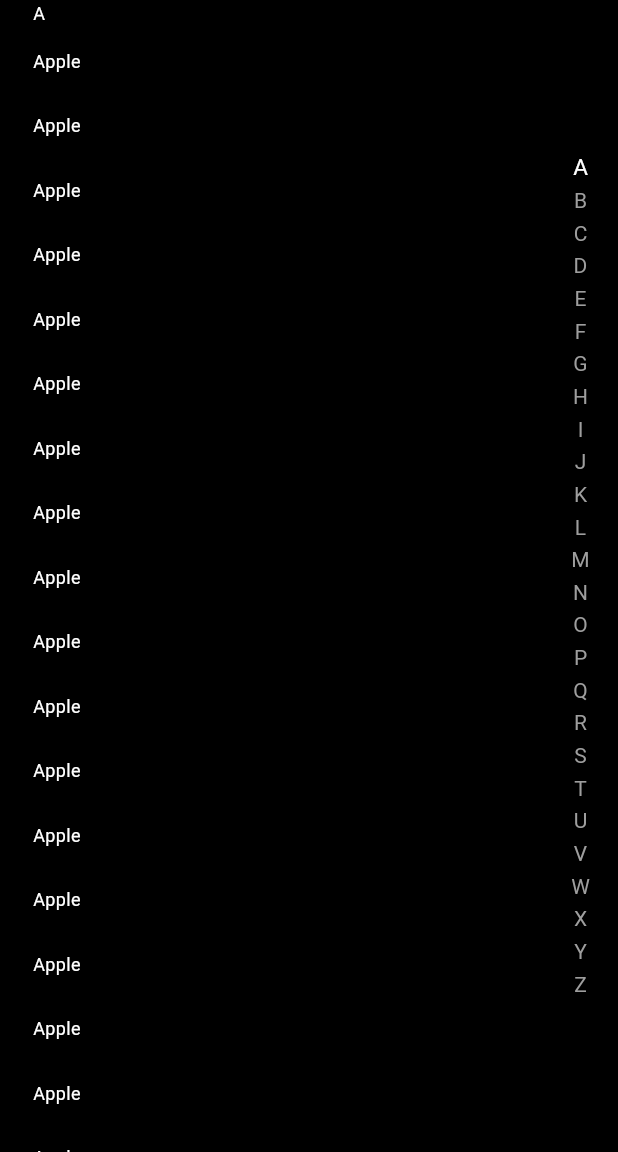
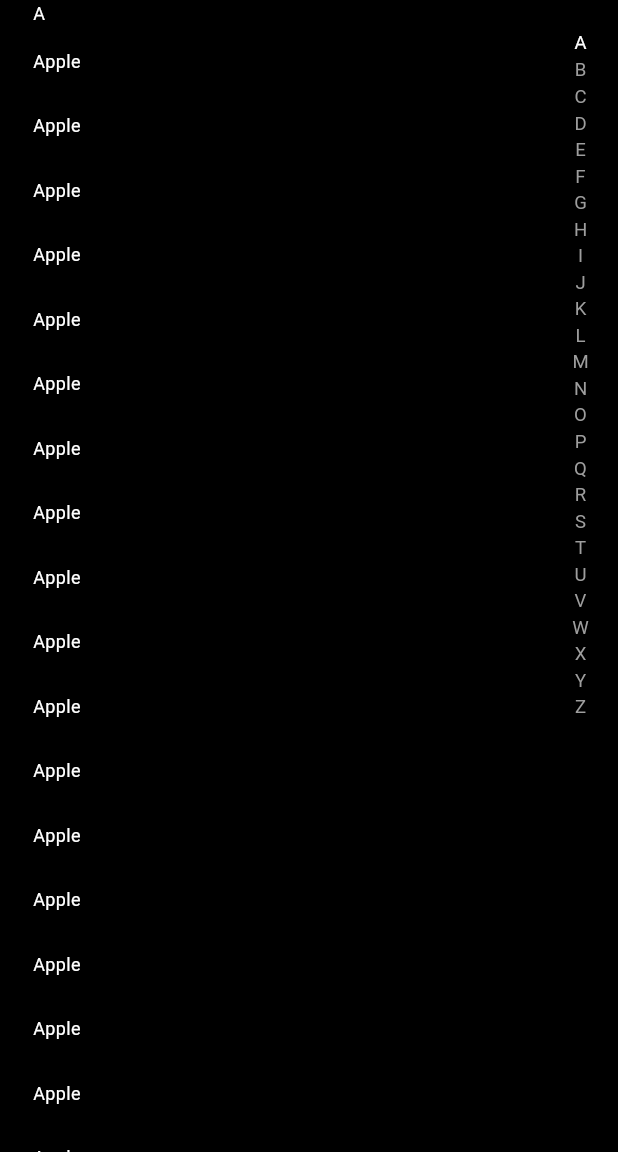
Before and after one commit to screldev6/alphabet_index, a Flutter app: the screen it shows after launch, on a phone screen of 412 x 824 dp, the part 84-1236 px from its top. Run offline on Flutter 3.47's test engine with Material 3 defaults, Android fonts, the phone set to English and light mode, and no system bars; our stand-ins replace flutter_sticky_header.

Commit message:
scrollbar alignment

```diff
--- a/lib/src/alphabet_list_view.dart
+++ b/lib/src/alphabet_list_view.dart
@@ -81,7 +81,7 @@ class _AlphabetListViewState extends State<AlphabetListView> {
     };
 
     return Row(
-      crossAxisAlignment: CrossAxisAlignment.stretch,
+      crossAxisAlignment: CrossAxisAlignment.start,
       textDirection: rowTextDirection,
       children: [
         Expanded(
--- a/lib/src/options/scrollbar_options.dart
+++ b/lib/src/options/scrollbar_options.dart
@@ -6,6 +6,7 @@ class ScrollbarOptions {
   /// Constructor of ScrollbarOptions
   const ScrollbarOptions({
     this.width = 40,
+    this.height,
     this.padding,
     this.mainAxisAlignment = MainAxisAlignment.spaceEvenly,
     this.backgroundColor,
@@ -22,6 +23,9 @@ class ScrollbarOptions {
 
   /// The width of the sidebar.
   final double width;
+
+   /// The height of the sidebar.
+  final double? height;
 
   /// Padding around the sidebar.
   final EdgeInsets? padding;
--- a/lib/src/scrollbar.dart
+++ b/lib/src/scrollbar.dart
@@ -73,9 +73,8 @@ class _AlphabetScrollbarState extends State<AlphabetScrollbar> {
 
   @override
   Widget build(BuildContext context) {
-    return Padding(
-      padding: const EdgeInsets.symmetric(vertical: 100.0),
-      child: Container(
+    return Container(
+      height: widget.alphabetScrollbarOptions.height,
       // decoration: widget.alphabetScrollbarOptions.decoration,
       padding: widget.alphabetScrollbarOptions.padding ?? EdgeInsets.zero,
       color: widget.alphabetScrollbarOptions.backgroundColor,
@@ -113,7 +112,6 @@ class _AlphabetScrollbarState extends State<AlphabetScrollbar> {
                   ),
                 )
                 .toList(),
-            ),
           ),
         ),
       ),
--- a/lib/ui/alphabet_index.dart
+++ b/lib/ui/alphabet_index.dart
@@ -9,10 +9,11 @@ class AlphabetIndex extends StatelessWidget {
   final Color? selectedColor;
   final Color? borderColor;
   final double? height;
+  final double? scrollBarHeight;
   final double? width;
   final ScrollPhysics? physics;
   final void Function(String)? onTap;
-  const AlphabetIndex({super.key, required this.items, this.physics, this.backgroundColor, this.sideBarBackgroundColor, this.onTap, this.labelColor, this.selectedColor, this.borderColor, this.height, this.width});
+  const AlphabetIndex({super.key, required this.items, this.physics, this.backgroundColor, this.scrollBarHeight, this.sideBarBackgroundColor, this.onTap, this.labelColor, this.selectedColor, this.borderColor, this.height, this.width});
   static List<String> alphabets = List.generate(26, (index) => String.fromCharCode(65 + index));
 
   // List<String> items = ['Banana', 'Banana', 'Banana', 'Banana', 'Banana', 'Banana', 'Banana', 'Banana', 'Banana', 'Banana', 'Banana', 'Banana', 'Banana', 'Banana', 'Banana', 'Banana', 'Banana', 'Banana', 'Banana', 'Banana', 'Banana', 'Banana', 'Banana', 'Banana', 'Banana', 'Banana', 'Banana', 'Banana', 'Banana', 'Banana', 'Banana', 'Banana', 'Banana', 'Banana', 'Banana', 'Banana', 'Banana', 'Banana', 'Banana', 'Banana', 'Banana', 'Banana', 'Banana', 'Banana', 'Banana', 'Banana', 'Banana', 'Banana', 'Banana', 'Banana', 'Banana', 'Banana', 'Banana', 'Banana', 'Banana', 'Banana', 'Banana', 'Apple', 'Apple', 'Apple', 'Apple', 'Apple', 'Apple', 'Apple', 'Apple', 'Apple', 'Apple', 'Apple', 'Apple', 'Apple', 'Apple', 'Apple', 'Apple', 'Apple', 'Apple', 'Apple', 'Apple', 'Apple', 'Apple', 'Apple', 'Apple', 'Apple', 'Apple', 'Apple', 'Apple', 'Apple', 'Apple', 'Apple', 'Apple', 'Apple', 'Apple', 'Apple', 'Apple', 'Apple', 'Apple', 'Apple', 'Apple', 'Apple', 'Apple', 'Apple', 'Apple', 'Apple', 'Apple', 'Apple', 'Apple', 'Dragonfruit', 'Apple', 'Avocado', 'Apple', 'Avocado', 'Apple', 'Avocado', 'Apple', 'Avocado', 'Apple', 'Blueberry', 'Cherry', 'Cherry', 'Cucumber', 'Avocado', 'Date', 'Cucumber', 'Eggplant', 'Elderberry', 'Kiwi', 'Kale', 'Xylophone', '2345276tv', '5gguggyds'];
@@ -92,8 +93,9 @@ class AlphabetIndex extends StatelessWidget {
           ),
           scrollbarOptions: ScrollbarOptions(
             width: 40,
+            height: scrollBarHeight ?? 500,
             jumpToSymbolsWithNoEntries: true,
-            padding: const EdgeInsets.all(1),
+            padding: const EdgeInsets.symmetric(vertical: 20),
             decoration: BoxDecoration(color: sideBarBackgroundColor ?? Colors.red, borderRadius: const BorderRadius.all(Radius.circular(20))),
             symbolBuilder: (context, symbol, state) {
               final color = switch (state) {
```
Lines whose indentation alone changed are shown as unchanged.
